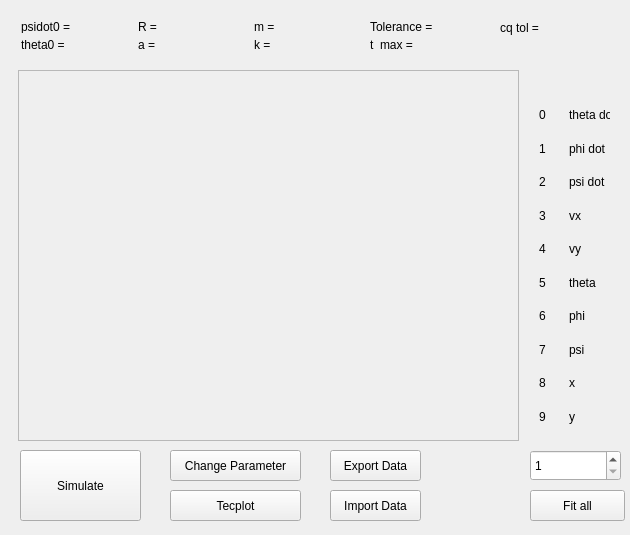
First picture: the form in mainwindow.ui, repository masterjava1/rwthsselabws2011g11, before the edit.
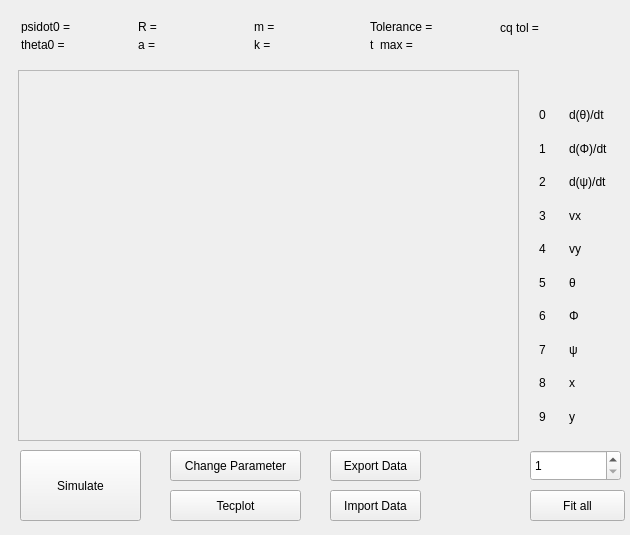
Second picture: the form after the edit. Icons and pictures are not drawn.

```diff
--- a/mainwindow.ui
+++ b/mainwindow.ui
@@ -214,7 +214,7 @@
      <rect>
       <x>558</x>
       <y>90</y>
-      <width>63</width>
+      <width>69</width>
       <height>351</height>
      </rect>
     </property>
@@ -222,21 +222,21 @@
      <item>
       <widget class="QLabel" name="label_13">
        <property name="text">
-        <string>theta dot</string>
+        <string>d(θ)/dt</string>
        </property>
       </widget>
      </item>
      <item>
       <widget class="QLabel" name="label_19">
        <property name="text">
-        <string>phi dot</string>
+        <string>d(Φ)/dt</string>
        </property>
       </widget>
      </item>
      <item>
       <widget class="QLabel" name="label_18">
        <property name="text">
-        <string>psi dot</string>
+        <string>d(ψ)/dt</string>
        </property>
       </widget>
      </item>
@@ -257,21 +257,21 @@
      <item>
       <widget class="QLabel" name="label_16">
        <property name="text">
-        <string>theta</string>
+        <string>θ</string>
        </property>
       </widget>
      </item>
      <item>
       <widget class="QLabel" name="label_15">
        <property name="text">
-        <string>phi</string>
+        <string>Φ</string>
        </property>
       </widget>
      </item>
      <item>
       <widget class="QLabel" name="label_14">
        <property name="text">
-        <string>psi</string>
+        <string>ψ</string>
        </property>
       </widget>
      </item>
```
Left out of the diff: 2 changed lines with no effect on the pictures.
